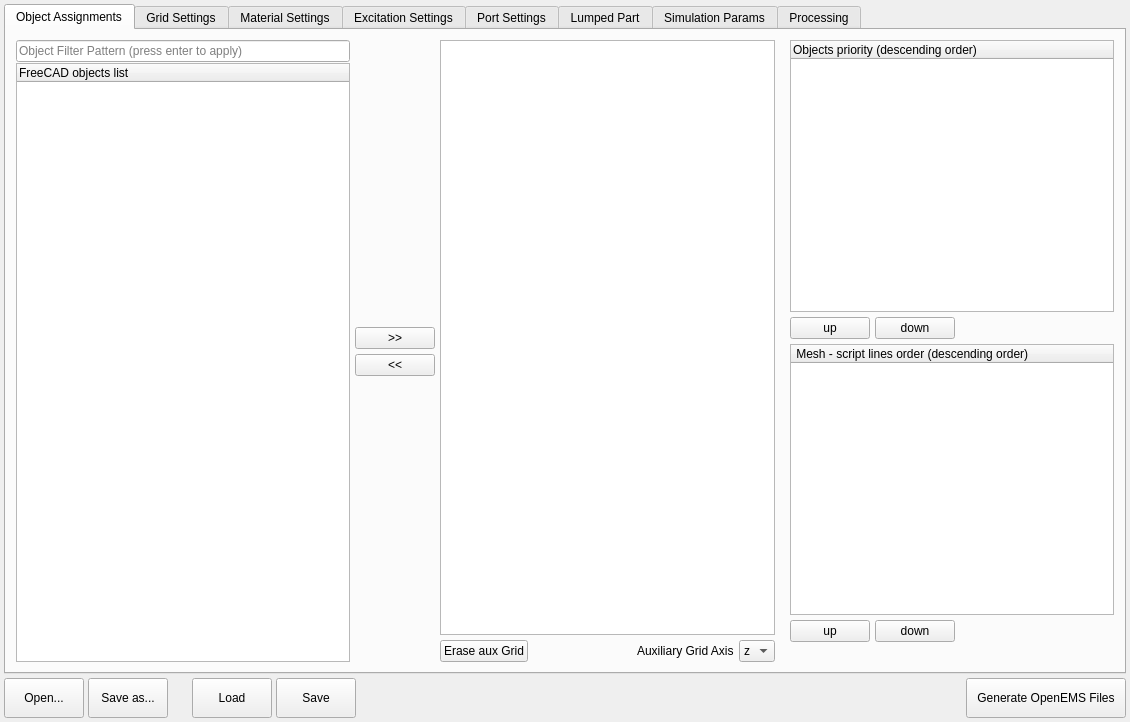
Old version of the form ui/dialog.ui in the repository LubomirJagos/FreeCAD-OpenEMS-Export.
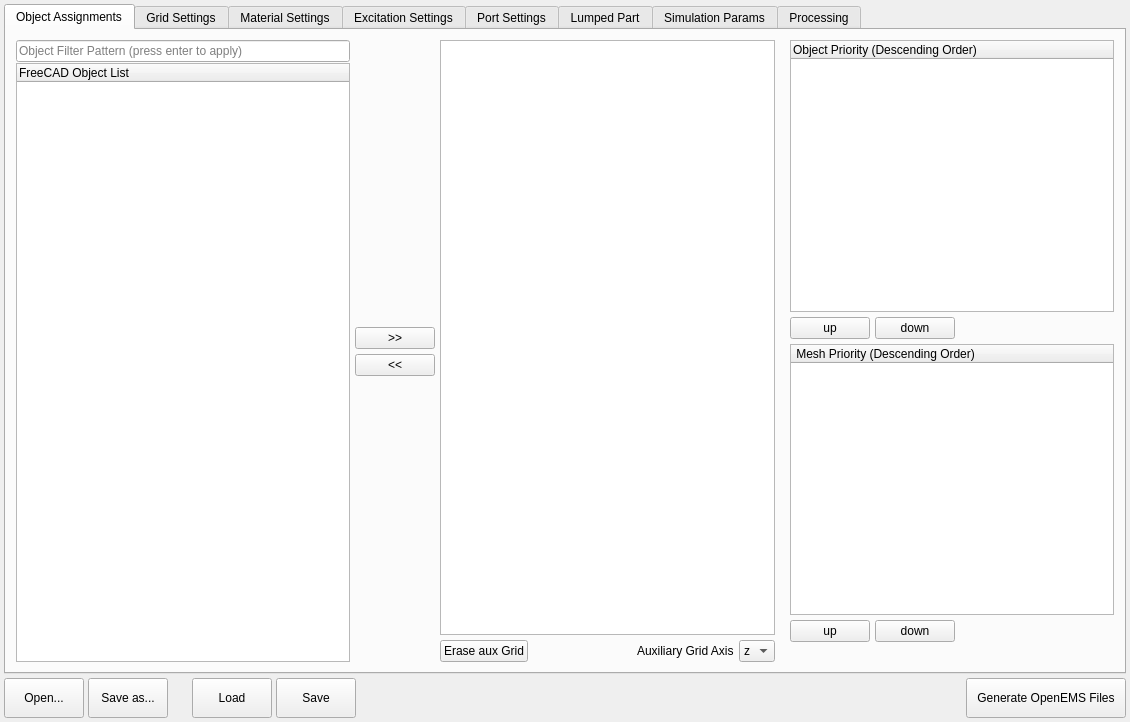
New version of the form.

Diff of the .ui file:
```diff
--- a/ui/dialog.ui
+++ b/ui/dialog.ui
@@ -145,7 +145,7 @@
                 <widget class="QTreeWidget" name="objectAssignmentLeftTreeWidget">
                  <column>
                   <property name="text">
-                   <string notr="true">FreeCAD objects list</string>
+                   <string notr="true">FreeCAD Object List</string>
                   </property>
                  </column>
                 </widget>
@@ -327,7 +327,7 @@
                </attribute>
                <column>
                 <property name="text">
-                 <string notr="true">Objects priority (descending order)</string>
+                 <string notr="true">Object Priority (Descending Order)</string>
                 </property>
                </column>
               </widget>
@@ -382,7 +382,7 @@
                </attribute>
                <column>
                 <property name="text">
-                 <string notr="true"> Mesh - script lines order (descending order)</string>
+                 <string notr="true"> Mesh Priority (Descending Order)</string>
                 </property>
                </column>
               </widget>
```
